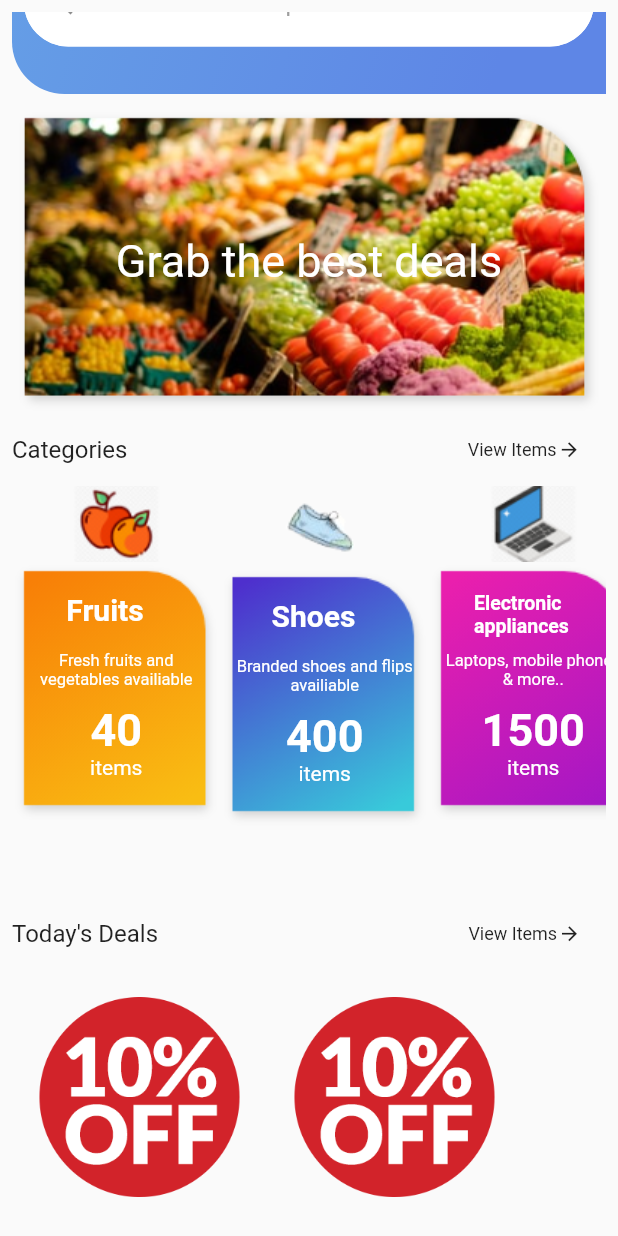
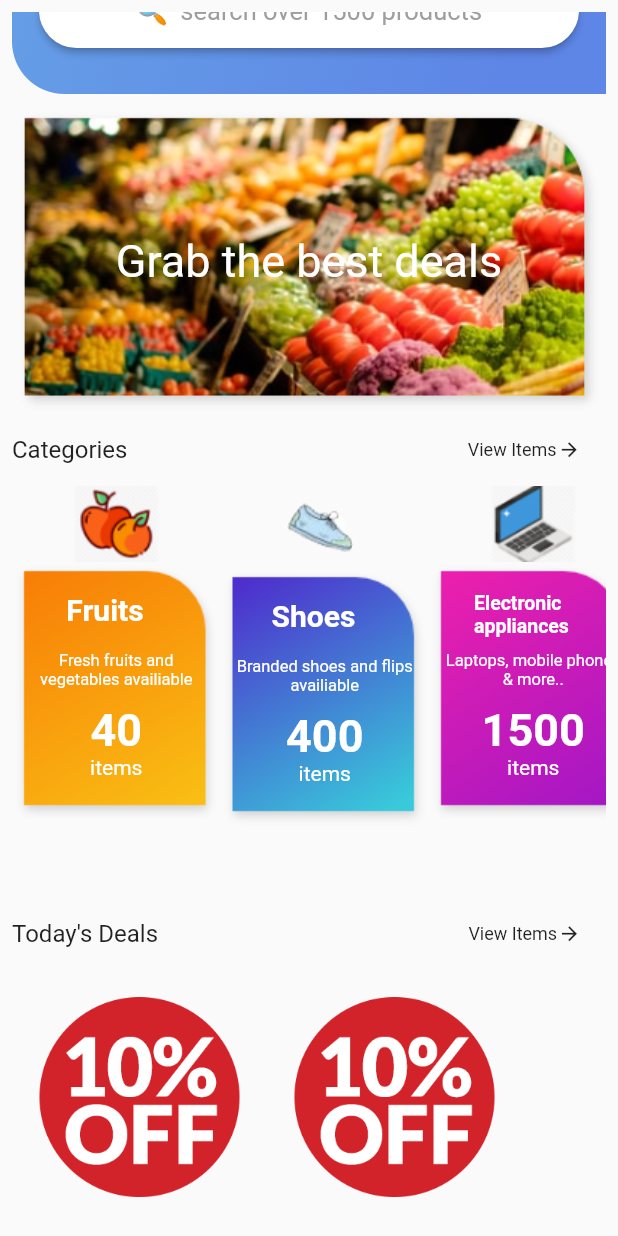
Before and after one commit to akshitachi/Better-e-commerce-app, a Flutter app: the HomeScreen screen opened directly, scrolled down 176 dp, on a phone screen of 412 x 824 dp. Run offline on Flutter 3.47's test engine with Material 2 defaults, Android fonts, the phone set to English and light mode, and no system bars; our stand-ins replace bottom_navy_bar, cloud_firestore, device_preview, firebase_auth; accounts and stored records are empty.

Commit message:
add some changes

```diff
--- a/lib/main.dart
+++ b/lib/main.dart
@@ -15,10 +15,13 @@ import 'screens/search_screen.dart';
 import 'package:flutter/material.dart';
 import './screens/profile_screen.dart';
 import './screens/order_tracking_screen.dart';
+import 'package:device_preview/device_preview.dart';
 
 void main() {
   runApp(
-    MyApp(),
+    DevicePreview(
+      builder: (context) => MyApp(),
+    ),
   );
 }
 
--- a/lib/widgets/name_card.dart
+++ b/lib/widgets/name_card.dart
@@ -81,33 +81,25 @@ class _NameCardState extends State<NameCard> {
             ),
           ),
           Padding(
-            padding: EdgeInsets.all(8.0),
-            child: TextFormField(
-              decoration: InputDecoration(
-                filled: true,
-                fillColor: Colors.white,
-                prefixIcon: Icon(
-                  Icons.search,
-                ),
-                hintText: 'search over 1500 products',
-                hintStyle: TextStyle(
-                  color: Colors.grey,
-                ),
-                border: OutlineInputBorder(
-                  borderRadius: BorderRadius.circular(30),
-                  borderSide: BorderSide(
-                    color: Colors.white,
+            padding: EdgeInsets.all(18.0),
+            child: Container(
+              width: double.infinity,
+              height: 50,
+              child: RaisedButton(
+                onPressed: () {
+                  Navigator.of(context).pushNamed('/search-screen');
+                },
+                child: Text(
+                  '\u{1F50D}  search over 1500 products',
+                  style: TextStyle(
+                    color: Colors.grey,
+                    fontSize: 17,
+                    fontWeight: FontWeight.normal,
                   ),
                 ),
-                enabledBorder: OutlineInputBorder(
+                color: Colors.white,
+                shape: RoundedRectangleBorder(
                   borderRadius: BorderRadius.circular(30),
-                  borderSide: BorderSide(
-                    color: Colors.white,
-                  ),
-                ),
-                focusedBorder: OutlineInputBorder(
-                  borderSide: new BorderSide(color: Colors.white),
-                  borderRadius: new BorderRadius.circular(25.7),
                 ),
               ),
             ),
```
Also changed, not shown: lib/screens/profile_screen.dart (+2 -13 lines), pubspec.yaml (+2 -11 lines), pubspec.lock.
